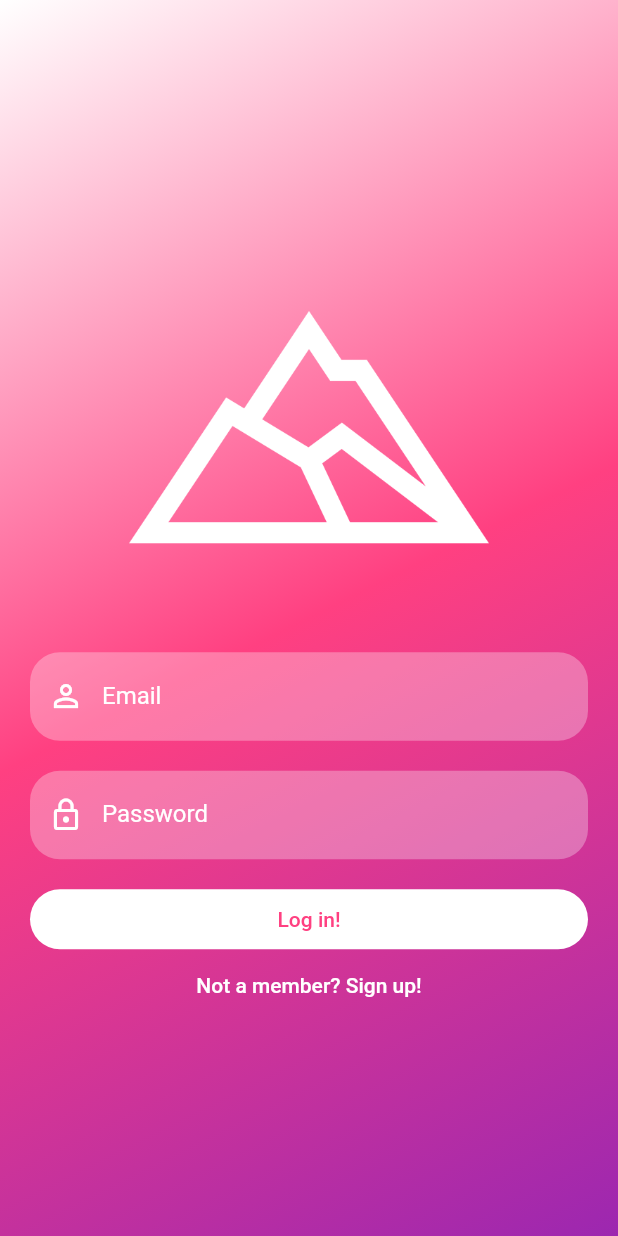
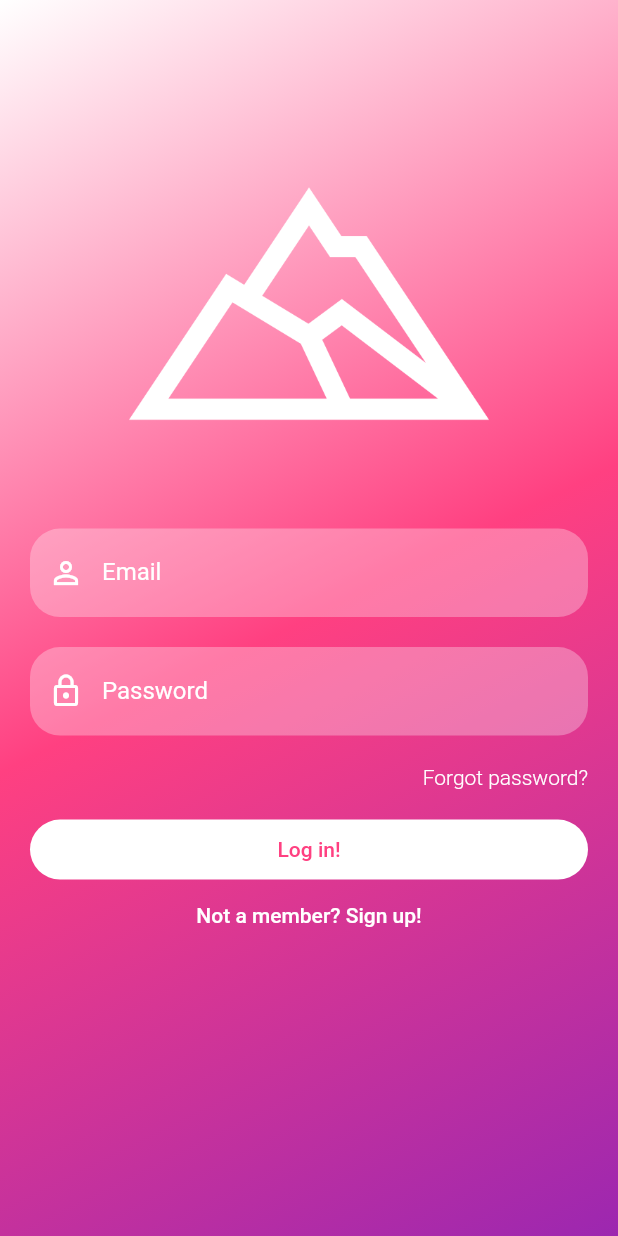
Before and after one commit to polancka/bach_thes, a Flutter app: the screen it shows after launch, on a phone screen of 412 x 824 dp. Run offline on Flutter 3.47's test engine with Material 2 defaults, Android fonts, the phone set to English and light mode, and no system bars; our stand-ins replace firebase_auth, firebase_core; accounts and stored records are empty.

Commit message:
"Added forgoten password email sending"

```diff
--- a/lib/components/reusable_widgets.dart
+++ b/lib/components/reusable_widgets.dart
@@ -14,9 +14,16 @@ Image logoWidget(String imageUrl) {
   );
 }
 
-TextField reusableTextField(String hinttext, TextEditingController controller,
+Align reusableTextField(String hinttext, TextEditingController controller,
     bool isPassword, IconData icon) {
-  return TextField(
+  return Align(
+      alignment: Alignment.center,
+      child: TextField(
+        textAlign: TextAlign.center,
+        textAlignVertical: TextAlignVertical.center,
+        style: TextStyle(
+          color: Colors.white,
+        ),
         controller: controller,
         obscureText: isPassword,
         decoration: InputDecoration(
@@ -28,12 +35,15 @@ TextField reusableTextField(String hinttext, TextEditingController controller,
           filled: true,
           floatingLabelBehavior: FloatingLabelBehavior.never,
           fillColor: Colors.white.withOpacity(0.3),
-      labelStyle: TextStyle(color: Colors.white, fontWeight: FontWeight.w400),
+          labelStyle: TextStyle(
+            color: Colors.white,
+            fontWeight: FontWeight.w400,
+          ),
           border: OutlineInputBorder(
               borderRadius: BorderRadius.circular(20.0),
               borderSide: BorderSide(width: 0, style: BorderStyle.none)),
         ),
-  );
+      ));
 }
 
 //Login button
--- a/lib/main.dart
+++ b/lib/main.dart
@@ -9,6 +9,7 @@ import 'firebase_options.dart';
 import 'package:firebase_auth/firebase_auth.dart';
 import 'pages/home_page.dart';
 import 'pages/login.dart';
+import 'package:bach_thes/pages/forgoten_password.dart';
 
 void main() async {
   //ensure widget binding before running the aplication
--- a/lib/pages/login.dart
+++ b/lib/pages/login.dart
@@ -2,6 +2,7 @@ import 'package:flutter/material.dart';
 import 'home_page.dart';
 import 'package:firebase_auth/firebase_auth.dart';
 import 'package:bach_thes/components/reusable_widgets.dart';
+import 'forgoten_password.dart';
 
 //TODO: add (dis)appering text if the username or password is not correct
 //TODO: add dis(apearing) text if the user is not registered yet
@@ -35,7 +36,7 @@ class _LoginPageState extends State<LoginPage> {
         child: SingleChildScrollView(
             child: Padding(
           padding: EdgeInsets.fromLTRB(
-              20, MediaQuery.of(context).size.height * 0.2, 20, 0),
+              20, MediaQuery.of(context).size.height * 0.1, 20, 0),
           child: Column(children: <Widget>[
             logoWidget("lib/images/gore.png"),
             SizedBox(
@@ -49,7 +50,21 @@ class _LoginPageState extends State<LoginPage> {
             reusableTextField(
                 "Password", _passwordController, true, Icons.lock_outline),
             SizedBox(height: 20),
-
+            //forgot password?
+            GestureDetector(
+              onTap: () {
+                Navigator.of(context).push(MaterialPageRoute(
+                    builder: (context) => ResetPassworPage()));
+              },
+              child: Row(mainAxisAlignment: MainAxisAlignment.end, children: [
+                Text(
+                  "Forgot password?",
+                  style: TextStyle(
+                      color: Colors.white, fontWeight: FontWeight.w300),
+                )
+              ]),
+            ),
+            SizedBox(height: 20),
             logInButton(context, "Log in!", _emailController.text,
                 _passwordController.text),
             signUpButton(context),
```
Also changed, not shown: lib/pages/forgoten_password.dart (added, +76 -0 lines). Lines whose indentation alone changed are shown as unchanged.
